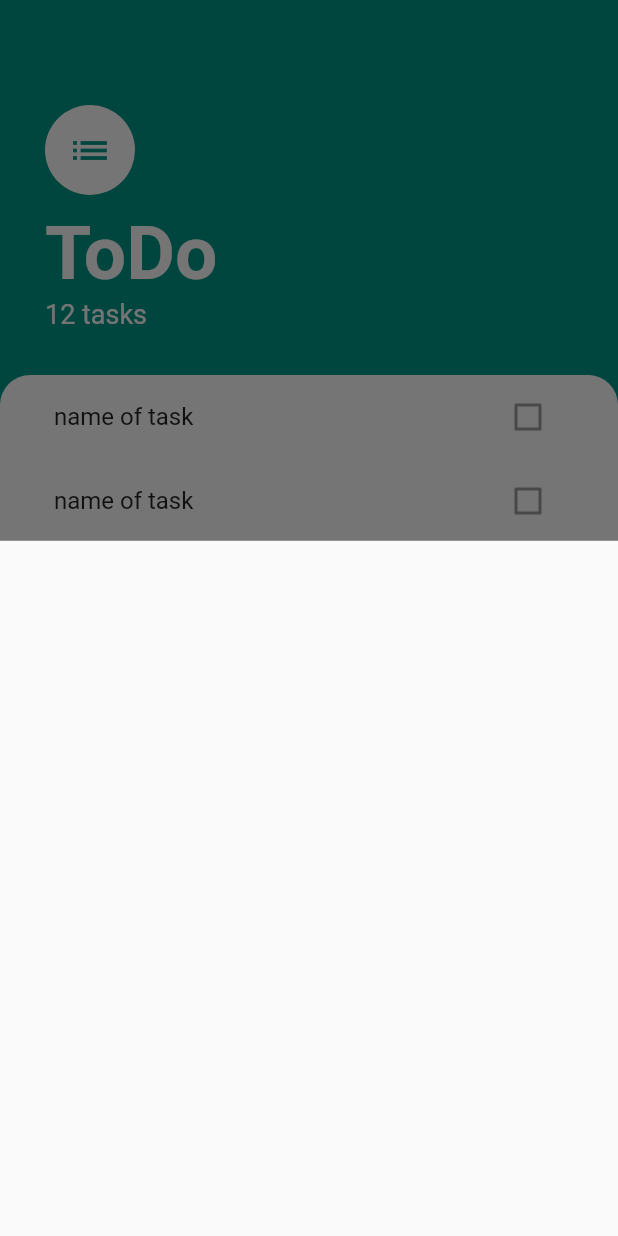
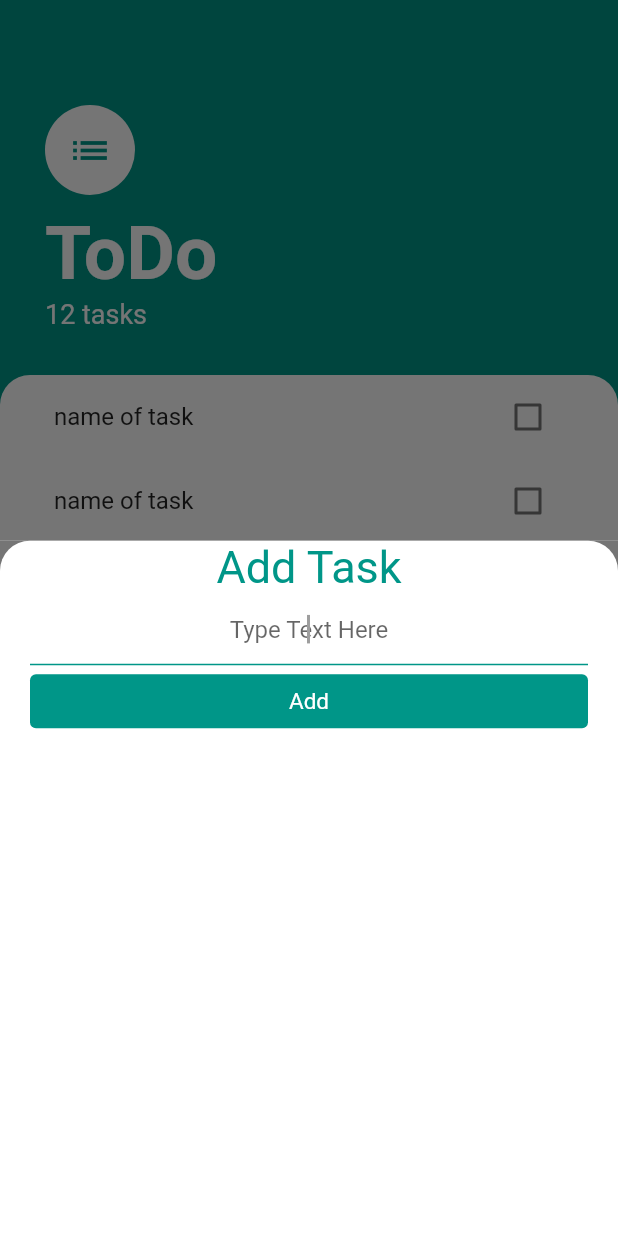
Before and after one commit to swatkat1127/To_Do_List, a Flutter app: the screen it shows after launch, after a tap on the "add" icon, on a phone screen of 412 x 824 dp. Run offline on Flutter 3.47's test engine with Material 2 defaults, Android fonts, the phone set to English and light mode, and no system bars.

Commit message:
taskcheckboxstate implemented

```diff
--- a/lib/Widgets/tasks_list.dart
+++ b/lib/Widgets/tasks_list.dart
@@ -9,6 +9,7 @@ class TasksList extends StatelessWidget {
       children: <Widget>[
         TasksTile(),
         TasksTile(),
+        TasksTile(),
       ],
     );
   }
--- a/lib/Widgets/tasks_tile.dart
+++ b/lib/Widgets/tasks_tile.dart
@@ -1,12 +1,41 @@
 import 'package:flutter/material.dart';
 
-class TasksTile extends StatelessWidget {
+class TasksTile extends StatefulWidget {
+  @override
+  _TasksTileState createState() => _TasksTileState();
+}
+
+class _TasksTileState extends State<TasksTile> {
+  bool isChecked = false;
+
 
   @override
   Widget build(BuildContext context) {
     return ListTile(
-      title: Text('name of task'),
-      trailing: Checkbox(value: false,),
+      title: Text('name of task',style: TextStyle(decoration: isChecked ? TextDecoration.lineThrough : null),),
+      trailing: TaskCheckBox(checkboxState: isChecked,
+          toggleCheckboxSate :
+              (bool checkboxState){
+              setState(() {
+              isChecked = checkboxState;
+               });
+          } ,
+    ),
+    );
+}
+}
+
+class TaskCheckBox extends StatelessWidget {
+  final bool checkboxState;
+  final Function toggleCheckboxSate;
+  TaskCheckBox({ this.checkboxState,this.toggleCheckboxSate});
+
+  @override
+  Widget build(BuildContext context) {
+    return Checkbox(
+      activeColor: Colors.teal,
+      value: checkboxState,
+      onChanged: toggleCheckboxSate,
     );
   }
 }
--- /dev/null
+++ b/lib/screens/add_tasks_screen.dart
@@ -0,0 +1,58 @@
+import 'package:flutter/material.dart';
+
+
+class AddTasksScreen extends StatelessWidget {
+  @override
+  Widget build(BuildContext context) {
+    return Container(
+      color: Color(0xff757575),
+      child: Container(
+        padding: EdgeInsets.symmetric(horizontal: 20.0),
+        decoration: BoxDecoration(
+          color: Colors.white,
+          borderRadius: BorderRadius.only(topLeft: Radius.circular(20.0) ,topRight:Radius.circular(20.0), ),
+        ),
+        child: Column(
+          crossAxisAlignment: CrossAxisAlignment.stretch,
+         children: <Widget>[
+           Text('Add Task',
+           textAlign: TextAlign.center,
+           style: TextStyle(
+             fontSize: 30.0,
+             color: Colors.teal,
+
+
+           ),),
+           TextField(
+             autofocus: true,
+             cursorColor: Colors.grey,
+             textAlign: TextAlign.center,
+             decoration: InputDecoration(
+               hintText: 'Type Text Here',
+               focusedBorder: UnderlineInputBorder(
+                   borderSide: BorderSide(color: Colors.teal),
+               ),
+           ),
+           ),
+
+           // SizedBox(height: 05.0,),
+
+           TextButton(
+             child: Text('Add'),
+             onPressed: () {
+               //add task to the list
+             },
+             style: TextButton.styleFrom(
+                 primary: Colors.white,
+                 backgroundColor: Colors.teal,
+                 textStyle: TextStyle(fontSize: 15,),
+           ),
+           ),
+         ],
+
+
+        ),
+        ),
+    );
+  }
+}
--- a/lib/screens/tasks_screen.dart
+++ b/lib/screens/tasks_screen.dart
@@ -1,10 +1,9 @@
 import 'package:flutter/material.dart';
 import 'package:to_dos/Widgets/tasks_list.dart';
+import 'package:to_dos/screens/add_tasks_screen.dart';
 
 
 class TasksScreen extends StatelessWidget {
-
-  // ignore: missing_return
   @override
   Widget build(BuildContext context) {
     return Scaffold(
@@ -13,7 +12,10 @@ class TasksScreen extends StatelessWidget {
         backgroundColor: Colors.teal,
         child: Icon(Icons.add),
         onPressed: (){
-          showModalBottomSheet(context: context, builder: (context) => Container());
+          showModalBottomSheet(
+              context: context,
+              builder: (context) => AddTasksScreen());
+          // showModalBottomSheet(context: context, builder: (context) => AddTasksScreen());
         },
       ),
       body: Column(
```
